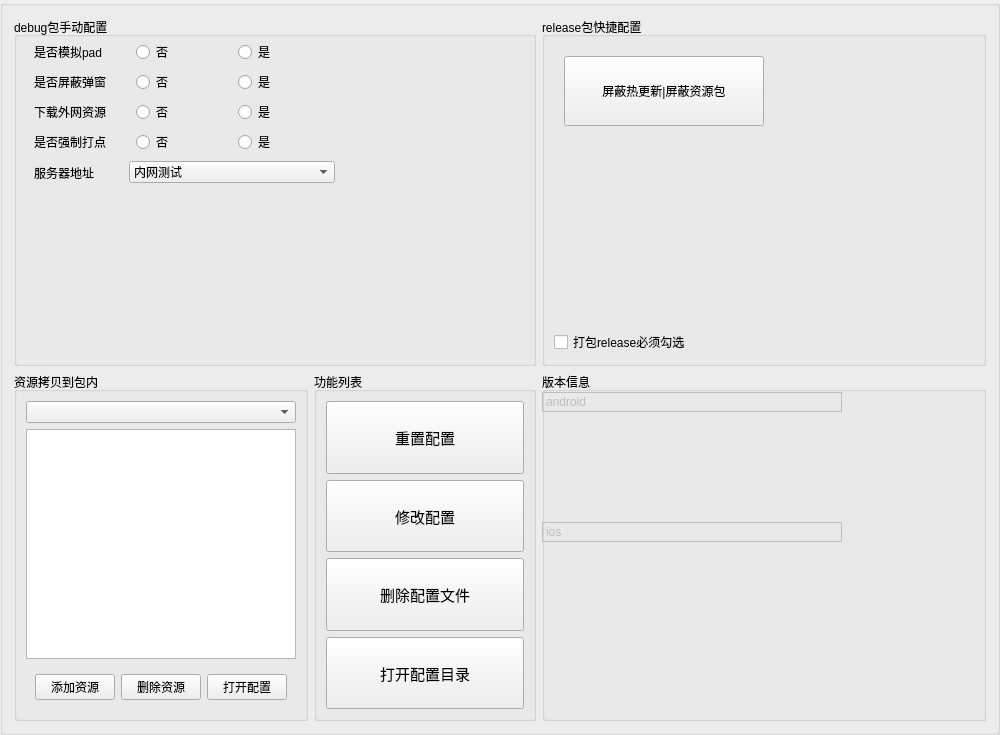
The window that debugBox.ui (MogooStudio/DebugTools) describes before a commit, drawn with Qt 5.
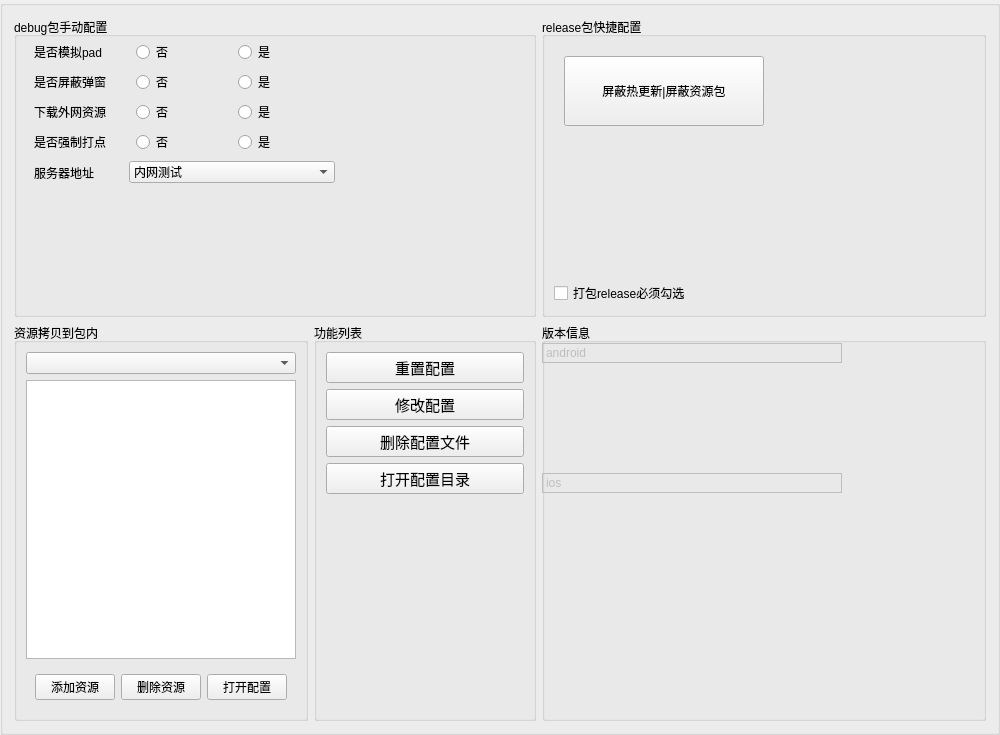
The same window after the commit.

Diff of the .ui file:
```diff
--- a/debugBox.ui
+++ b/debugBox.ui
@@ -413,6 +413,7 @@
         <property name="font">
          <font>
           <pointsize>11</pointsize>
+          <weight>50</weight>
           <bold>false</bold>
          </font>
         </property>
@@ -432,6 +433,7 @@
         <property name="font">
          <font>
           <pointsize>11</pointsize>
+          <weight>50</weight>
           <bold>false</bold>
          </font>
         </property>
@@ -476,6 +478,19 @@
         </property>
        </widget>
       </item>
+      <item>
+       <spacer name="verticalSpacer">
+        <property name="orientation">
+         <enum>Qt::Vertical</enum>
+        </property>
+        <property name="sizeHint" stdset="0">
+         <size>
+          <width>20</width>
+          <height>40</height>
+         </size>
+        </property>
+       </spacer>
+      </item>
      </layout>
     </widget>
    </item>
```
